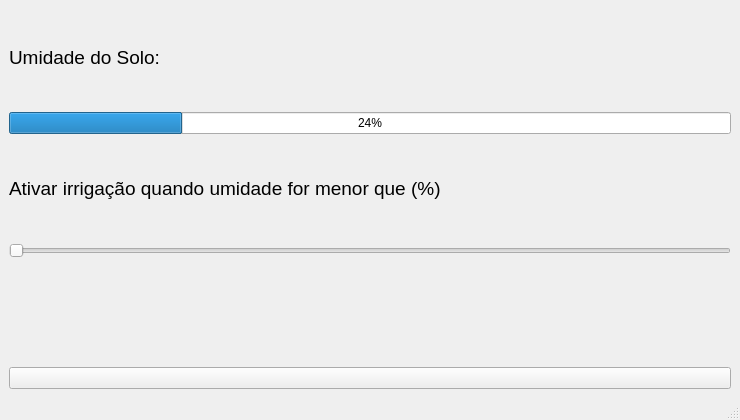
Above: mainwindow.ui from CiceroPizutti/auto_irriga before the change. Below: the same form after it.
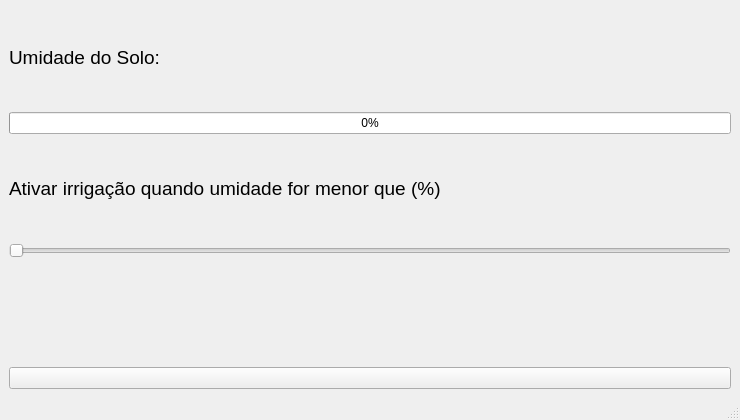
That is the form after the change.

Diff of the .ui file:
```diff
--- a/mainwindow.ui
+++ b/mainwindow.ui
@@ -36,7 +36,7 @@
     <item>
      <widget class="QProgressBar" name="progressBar">
       <property name="value">
-       <number>24</number>
+       <number>0</number>
       </property>
      </widget>
     </item>
```
